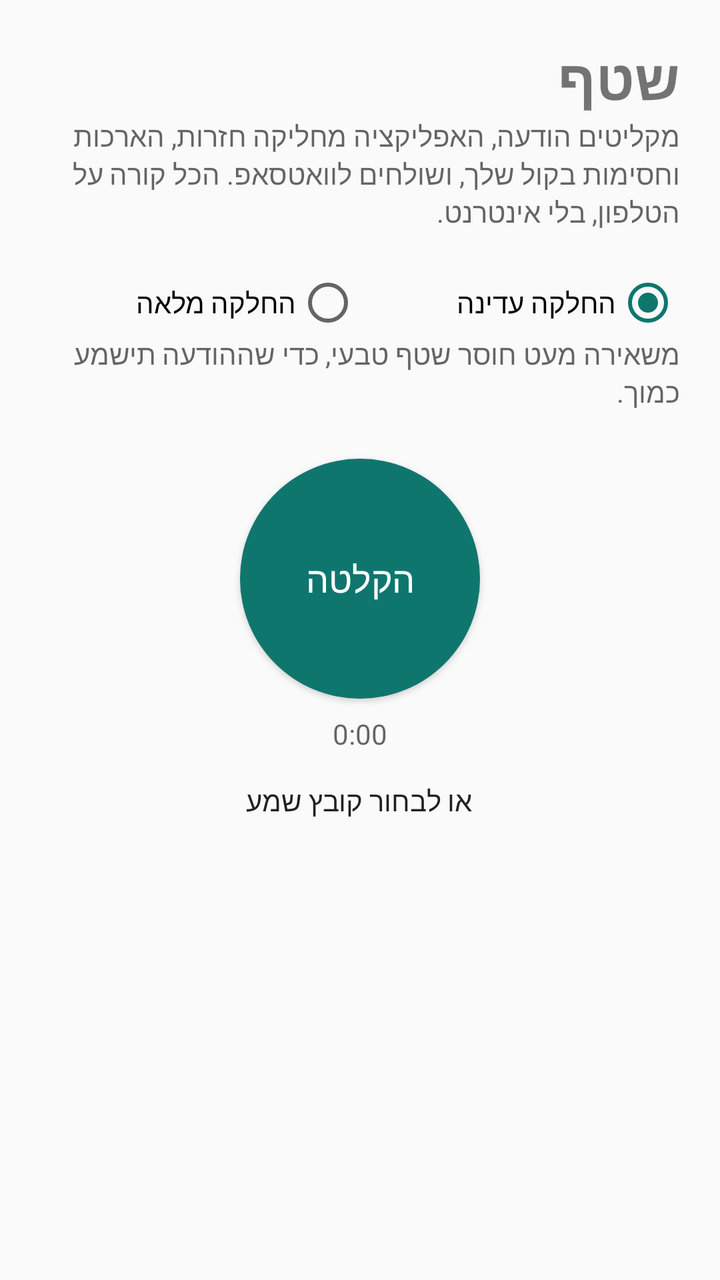
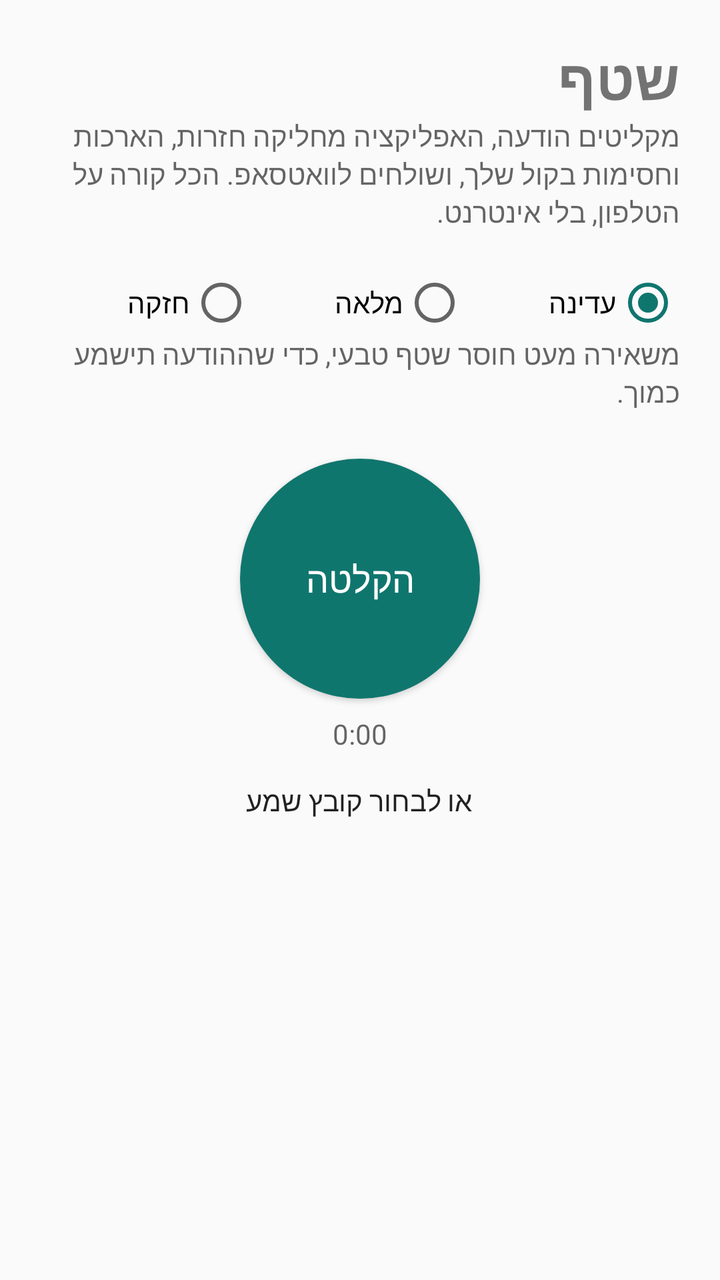

Compare the two renders of this Android layout. The source of the first and the diff that turns it into the second are given below.
<!-- AndroidManifest.xml: application theme AppTheme -->
<!-- res/layout/activity_main.xml -->
<?xml version="1.0" encoding="utf-8"?>
<ScrollView xmlns:android="http://schemas.android.com/apk/res/android"
    android:layout_width="match_parent"
    android:layout_height="match_parent"
    android:background="?android:attr/colorBackground"
    android:fillViewport="true"
    android:layoutDirection="rtl">

    <LinearLayout
        android:layout_width="match_parent"
        android:layout_height="wrap_content"
        android:orientation="vertical"
        android:padding="20dp">

        <TextView
            android:layout_width="match_parent"
            android:layout_height="wrap_content"
            android:text="@string/app_name"
            android:textSize="28sp"
            android:textStyle="bold" />

        <TextView
            android:layout_width="match_parent"
            android:layout_height="wrap_content"
            android:layout_marginBottom="20dp"
            android:text="@string/tagline"
            android:textColor="?android:attr/textColorSecondary" />

        <RadioGroup
            android:id="@+id/modeGroup"
            android:layout_width="match_parent"
            android:layout_height="wrap_content"
            android:orientation="horizontal">

            <RadioButton
                android:id="@+id/modeGentle"
                android:layout_width="0dp"
                android:layout_height="wrap_content"
                android:layout_weight="1"
                android:checked="true"
                android:text="@string/mode_gentle" />

            <RadioButton
                android:id="@+id/modeFull"
                android:layout_width="0dp"
                android:layout_height="wrap_content"
                android:layout_weight="1"
                android:text="@string/mode_full" />
        </RadioGroup>

        <TextView
            android:id="@+id/modeHint"
            android:layout_width="match_parent"
            android:layout_height="wrap_content"
            android:layout_marginBottom="24dp"
            android:text="@string/mode_gentle_hint"
            android:textColor="?android:attr/textColorSecondary"
            android:textSize="14sp" />

        <Button
            android:id="@+id/recBtn"
            android:layout_width="120dp"
            android:layout_height="120dp"
            android:layout_gravity="center_horizontal"
            android:background="@drawable/rec_idle"
            android:text="@string/record"
            android:textColor="#FFFFFF"
            android:textSize="18sp" />

        <TextView
            android:id="@+id/timer"
            android:layout_width="match_parent"
            android:layout_height="wrap_content"
            android:layout_marginTop="8dp"
            android:gravity="center"
            android:text="0:00"
            android:textColor="?android:attr/textColorSecondary" />

        <Button
            android:id="@+id/pickBtn"
            style="?android:attr/borderlessButtonStyle"
            android:layout_width="wrap_content"
            android:layout_height="wrap_content"
            android:layout_gravity="center_horizontal"
            android:text="@string/pick_file" />

        <TextView
            android:id="@+id/status"
            android:layout_width="match_parent"
            android:layout_height="wrap_content"
            android:layout_marginTop="8dp"
            android:gravity="center"
            android:textColor="?android:attr/textColorSecondary" />

        <LinearLayout
            android:id="@+id/result"
            android:layout_width="match_parent"
            android:layout_height="wrap_content"
            android:layout_marginTop="16dp"
            android:orientation="vertical"
            android:visibility="gone">

            <TextView
                android:id="@+id/summary"
                android:layout_width="match_parent"
                android:layout_height="wrap_content"
                android:layout_marginBottom="12dp"
                android:textSize="16sp" />

            <Button
                android:id="@+id/playAfter"
                android:layout_width="match_parent"
                android:layout_height="wrap_content"
                android:text="@string/play_after" />

            <Button
                android:id="@+id/shareWhatsApp"
                android:layout_width="match_parent"
                android:layout_height="wrap_content"
                android:backgroundTint="@color/accent"
                android:text="@string/share_whatsapp"
                android:textColor="#FFFFFF" />

            <Button
                android:id="@+id/shareOther"
                style="?android:attr/borderlessButtonStyle"
                android:layout_width="match_parent"
                android:layout_height="wrap_content"
                android:text="@string/share_other" />

            <Button
                android:id="@+id/playBefore"
                style="?android:attr/borderlessButtonStyle"
                android:layout_width="match_parent"
                android:layout_height="wrap_content"
                android:text="@string/play_before" />

            <TextView
                android:id="@+id/details"
                android:layout_width="match_parent"
                android:layout_height="wrap_content"
                android:textColor="?android:attr/textColorSecondary"
                android:textSize="13sp" />
        </LinearLayout>
    </LinearLayout>
</ScrollView>
<!-- resources referenced by this layout -->
<resources>
  <color name="accent">#0F766E</color>
  <!-- drawable rec_idle (drawable) -->
  <?xml version="1.0" encoding="utf-8"?>
  <shape xmlns:android="http://schemas.android.com/apk/res/android" android:shape="oval">
      <solid android:color="@color/accent" />
  </shape>
  <string name="app_name">שטף</string>
  <string name="mode_full">החלקה מלאה</string>
  <string name="mode_gentle">החלקה עדינה</string>
  <string name="mode_gentle_hint">משאירה מעט חוסר שטף טבעי, כדי שההודעה תישמע כמוך.</string>
  <string name="pick_file">או לבחור קובץ שמע</string>
  <string name="play_after">▶ השמעה אחרי החלקה</string>
  <string name="play_before">▶ השמעת המקור</string>
  <string name="record">הקלטה</string>
  <string name="share_other">שיתוף לאפליקציה אחרת</string>
  <string name="share_whatsapp">שליחה לוואטסאפ</string>
  <string name="tagline">מקליטים הודעה, האפליקציה מחליקה חזרות, הארכות וחסימות בקול שלך, ושולחים לוואטסאפ. הכל קורה על הטלפון, בלי אינטרנט.</string>
  <style name="AppTheme" parent="android:Theme.Material.Light.NoActionBar">
          <item name="android:colorPrimary">@color/accent</item>
          <item name="android:colorPrimaryDark">@color/accent</item>
          <item name="android:colorAccent">@color/accent</item>
      </style>
</resources>

<!-- the commit's change to res/layout/activity_main.xml (unified diff, before → after) -->
@@ -46,6 +46,13 @@
                 android:layout_height="wrap_content"
                 android:layout_weight="1"
                 android:text="@string/mode_full" />
+
+            <RadioButton
+                android:id="@+id/modeStrong"
+                android:layout_width="0dp"
+                android:layout_height="wrap_content"
+                android:layout_weight="1"
+                android:text="@string/mode_strong" />
         </RadioGroup>
 
         <TextView
@@ -135,6 +142,13 @@
                 android:layout_height="wrap_content"
                 android:text="@string/play_before" />
 
+            <Button
+                android:id="@+id/shareOriginal"
+                style="?android:attr/borderlessButtonStyle"
+                android:layout_width="match_parent"
+                android:layout_height="wrap_content"
+                android:text="@string/share_original" />
+
             <TextView
                 android:id="@+id/details"
                 android:layout_width="match_parent"
<!-- resource entries referenced after the edit -->
@@ -7,13 +7,15 @@
       <solid android:color="@color/accent" />
   </shape>
   <string name="app_name">שטף</string>
-  <string name="mode_full">החלקה מלאה</string>
-  <string name="mode_gentle">החלקה עדינה</string>
+  <string name="mode_full">מלאה</string>
+  <string name="mode_gentle">עדינה</string>
   <string name="mode_gentle_hint">משאירה מעט חוסר שטף טבעי, כדי שההודעה תישמע כמוך.</string>
+  <string name="mode_strong">חזקה</string>
   <string name="pick_file">או לבחור קובץ שמע</string>
   <string name="play_after">▶ השמעה אחרי החלקה</string>
   <string name="play_before">▶ השמעת המקור</string>
   <string name="record">הקלטה</string>
+  <string name="share_original">שיתוף ההקלטה המקורית (לכיול)</string>
   <string name="share_other">שיתוף לאפליקציה אחרת</string>
   <string name="share_whatsapp">שליחה לוואטסאפ</string>
   <string name="tagline">מקליטים הודעה, האפליקציה מחליקה חזרות, הארכות וחסימות בקול שלך, ושולחים לוואטסאפ. הכל קורה על הטלפון, בלי אינטרנט.</string>
